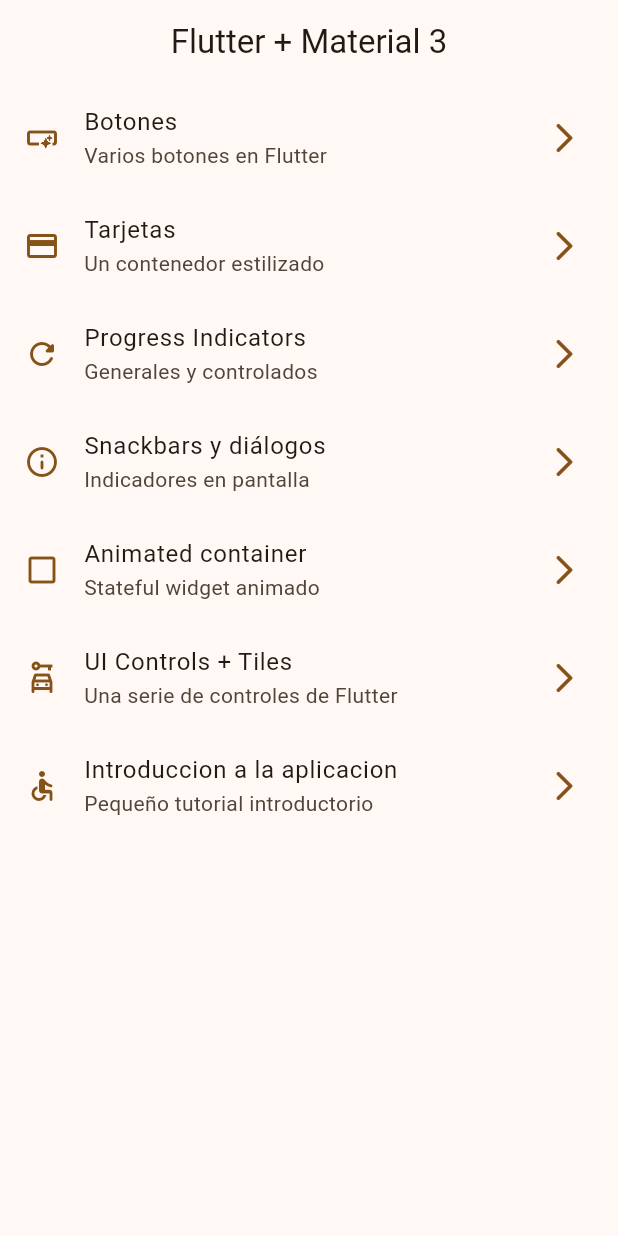
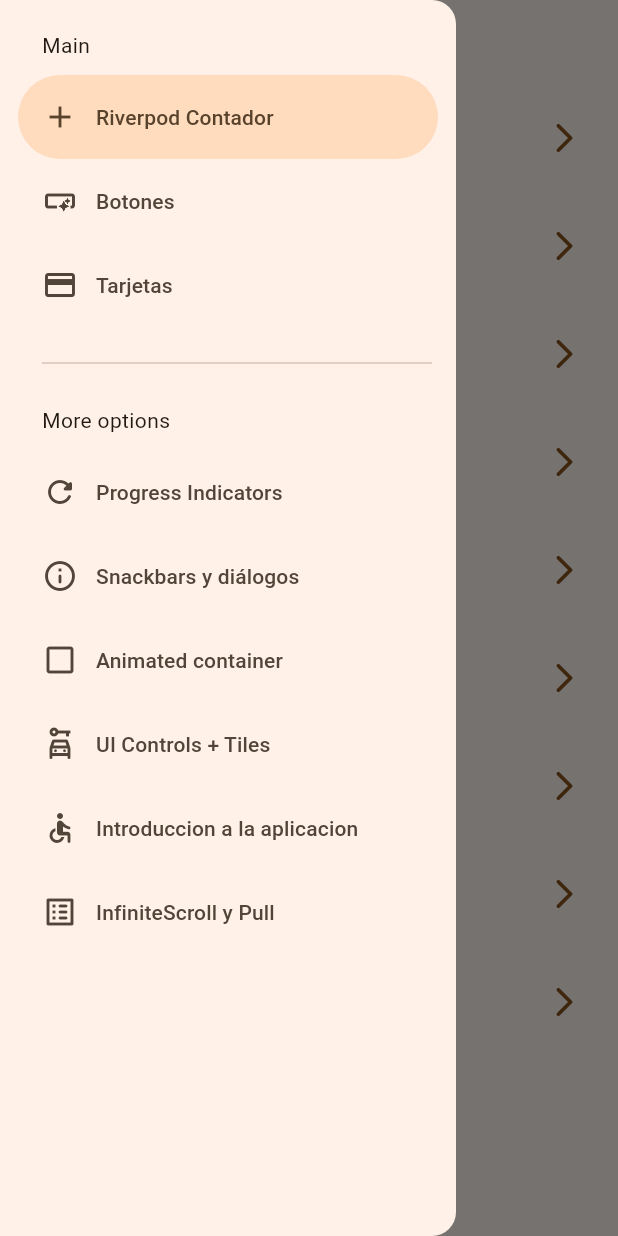
Before and after one commit to URR505/widgets_app, a Flutter app: the screen it shows after launch, with the side drawer open (before the commit the screen has no drawer), on a phone screen of 412 x 824 dp. Run offline on Flutter 3.47's test engine with Material 3 defaults, Android fonts, the phone set to English and light mode, and no system bars; our stand-ins replace animate_do, go_router.

```diff
--- a/lib/config/menu/menu_items.dart
+++ b/lib/config/menu/menu_items.dart
@@ -14,6 +14,11 @@ class MenuItem {
 }
 
 const appMenuItems = <MenuItem>[
+  MenuItem(
+      title: 'Riverpod Contador',
+      subTitle: 'Un contador de clics con riverpod',
+      link: '/counter',
+      icon: Icons.add),
   MenuItem(
       title: 'Botones',
       subTitle: 'Varios botones en Flutter',
@@ -49,4 +54,9 @@ const appMenuItems = <MenuItem>[
       subTitle: 'Pequeño tutorial introductorio',
       link: '/tutorial',
       icon: Icons.accessible_rounded),
+  MenuItem(
+      title: 'InfiniteScroll y Pull',
+      subTitle: 'Listas infinitas y pull to refresh',
+      link: '/infinite',
+      icon: Icons.list_alt_rounded),
 ];
--- a/lib/config/router/app_router.dart
+++ b/lib/config/router/app_router.dart
@@ -48,4 +48,16 @@ final appRouter = GoRouter(initialLocation: '/', routes: [
     pageBuilder: (context, state) =>
         const CupertinoPage(child: AppTutorialScreen()),
   ),
+  GoRoute(
+    path: '/infinite',
+    name: InfiniteScrollScreen.name,
+    pageBuilder: (context, state) =>
+        const CupertinoPage(child: InfiniteScrollScreen()),
+  ),
+  GoRoute(
+    path: '/counter',
+    name: CounterScreen.name,
+    pageBuilder: (context, state) =>
+        const CupertinoPage(child: CounterScreen()),
+  ),
 ]);
--- a/lib/presentation/screens/home/home_screen.dart
+++ b/lib/presentation/screens/home/home_screen.dart
@@ -1,7 +1,7 @@
 import 'package:flutter/material.dart';
 import 'package:go_router/go_router.dart';
 import 'package:widgets_app/config/menu/menu_items.dart';
-import 'package:widgets_app/presentation/screens/cards/cards_screen.dart';
+import 'package:widgets_app/presentation/widgets/drawers/side_menu.dart';
 
 class HomeScreen extends StatelessWidget {
   static const String name = 'home_screen';
@@ -9,11 +9,16 @@ class HomeScreen extends StatelessWidget {
 
   @override
   Widget build(BuildContext context) {
+    final scaffoldKey = GlobalKey<ScaffoldState>();
     return Scaffold(
+      key: scaffoldKey,
       appBar: AppBar(
         title: const Text('Flutter + Material 3'),
       ),
       body: const _HomeView(),
+      drawer: SideMenu(
+        scaffoldKey: scaffoldKey,
+      ),
     );
   }
 }
--- a/lib/presentation/screens/screens.dart
+++ b/lib/presentation/screens/screens.dart
@@ -7,3 +7,4 @@ export 'package:widgets_app/presentation/screens/infinite_scroll/infinite_scroll
 export 'package:widgets_app/presentation/screens/progress/progress_screen.dart';
 export 'package:widgets_app/presentation/screens/snackbar/snackbar_screen.dart';
 export 'package:widgets_app/presentation/screens/ui_controls/ui_controls_screens.dart';
+export 'package:widgets_app/presentation/screens/counter/counter_screen.dart';
--- /dev/null
+++ b/lib/presentation/widgets/drawers/side_menu.dart
@@ -0,0 +1,52 @@
+import 'package:flutter/material.dart';
+import 'package:go_router/go_router.dart';
+import 'package:widgets_app/config/menu/menu_items.dart';
+
+class SideMenu extends StatefulWidget {
+  final GlobalKey<ScaffoldState> scaffoldKey;
+  const SideMenu({super.key, required this.scaffoldKey});
+
+  @override
+  State<SideMenu> createState() => _SideMenuState();
+}
+
+class _SideMenuState extends State<SideMenu> {
+  int navDrawerIndex = 0;
+  @override
+  Widget build(BuildContext context) {
+    final hasNotch = MediaQuery.of(context).viewPadding.top > 35;
+    return NavigationDrawer(
+      selectedIndex: navDrawerIndex,
+      onDestinationSelected: (value) {
+        setState(() {
+          navDrawerIndex = value;
+        });
+        final menuItem = appMenuItems[value];
+        context.push(menuItem.link);
+        widget.scaffoldKey.currentState?.closeDrawer();
+      },
+      children: [
+        Padding(
+          padding: EdgeInsets.fromLTRB(28, hasNotch ? 10 : 20, 16, 10),
+          child: const Text('Main'),
+        ),
+        ...appMenuItems.sublist(0, 3).map((item) => NavigationDrawerDestination(
+              icon: Icon(item.icon),
+              label: Text(item.title),
+            )),
+        const Padding(
+          padding: EdgeInsets.fromLTRB(28, 16, 16, 10),
+          child: Divider(),
+        ),
+        const Padding(
+          padding: EdgeInsets.fromLTRB(28, 10, 16, 10),
+          child: Text('More options'),
+        ),
+        ...appMenuItems.sublist(3).map((item) => NavigationDrawerDestination(
+              icon: Icon(item.icon),
+              label: Text(item.title),
+            )),
+      ],
+    );
+  }
+}
```
Also changed, not shown: lib/presentation/screens/counter/counter_screen.dart (added, +26 -0 lines), lib/presentation/screens/infinite_scroll/infinite_scroll_screen.dart (+103 -2 lines).
